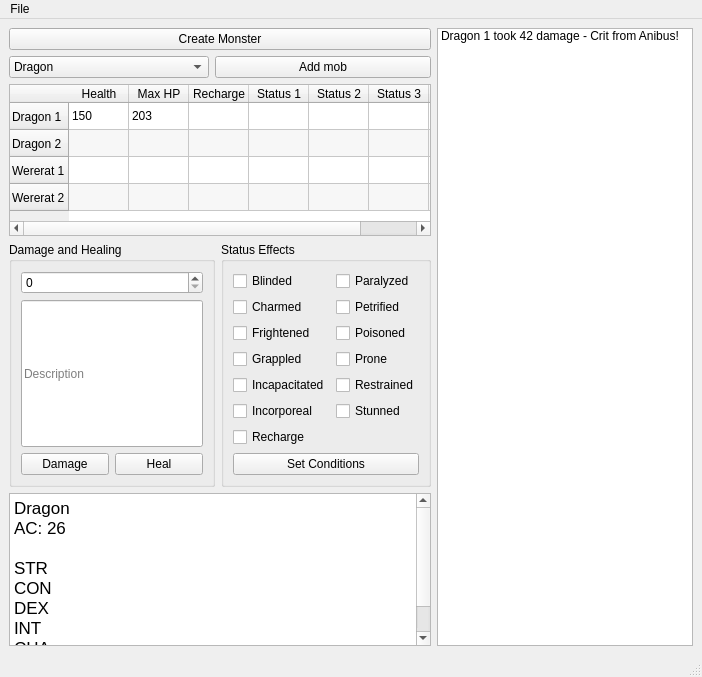
Before: the Qt Designer form DnDForm.ui in MattSucich/DnD-Helper, drawn with Qt 5.
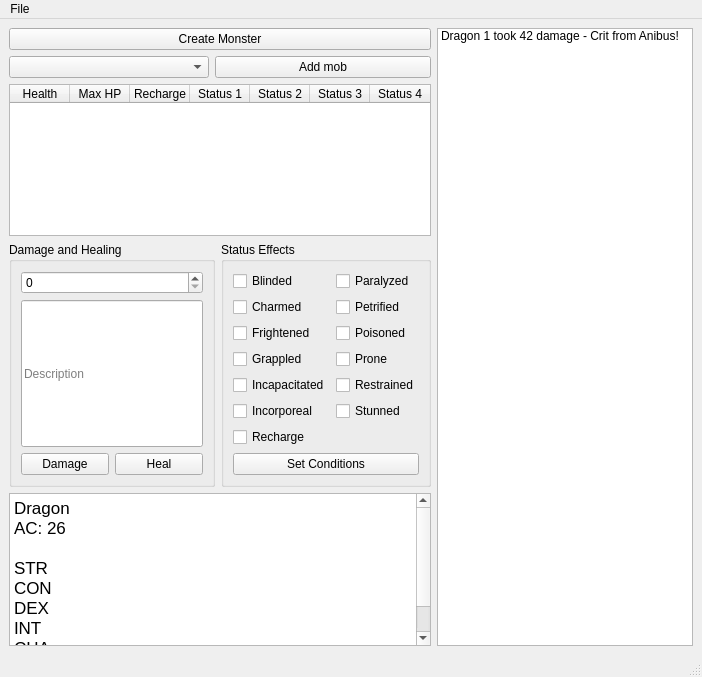
After: the same form once the commit is applied.

Commit message: added background data structures for mobs and monsters and cleaned up the UI a tad. Dialog box is integrated 100%.

The edit to the form file:
```diff
--- a/DnDForm.ui
+++ b/DnDForm.ui
@@ -76,16 +76,6 @@
             <height>16777215</height>
            </size>
           </property>
-          <item>
-           <property name="text">
-            <string>Dragon</string>
-           </property>
-          </item>
-          <item>
-           <property name="text">
-            <string>Wererat</string>
-           </property>
-          </item>
          </widget>
         </item>
         <item>
@@ -156,26 +146,6 @@
         <attribute name="verticalHeaderMinimumSectionSize">
          <number>10</number>
         </attribute>
-        <row>
-         <property name="text">
-          <string>Dragon 1</string>
-         </property>
-        </row>
-        <row>
-         <property name="text">
-          <string>Dragon 2</string>
-         </property>
-        </row>
-        <row>
-         <property name="text">
-          <string>Wererat 1</string>
-         </property>
-        </row>
-        <row>
-         <property name="text">
-          <string>Wererat 2</string>
-         </property>
-        </row>
         <column>
          <property name="text">
           <string>Health</string>
@@ -211,24 +181,6 @@
           <string>Status 4</string>
          </property>
         </column>
-        <item row="0" column="0">
-         <property name="text">
-          <string>150</string>
-         </property>
-        </item>
-        <item row="0" column="1">
-         <property name="text">
-          <string>203</string>
-         </property>
-        </item>
-        <item row="0" column="2">
-         <property name="text">
-          <string/>
-         </property>
-         <property name="flags">
-          <set>ItemIsSelectable|ItemIsDragEnabled|ItemIsEnabled</set>
-         </property>
-        </item>
        </widget>
       </item>
       <item>
```
The commit also changes 5 other files.
